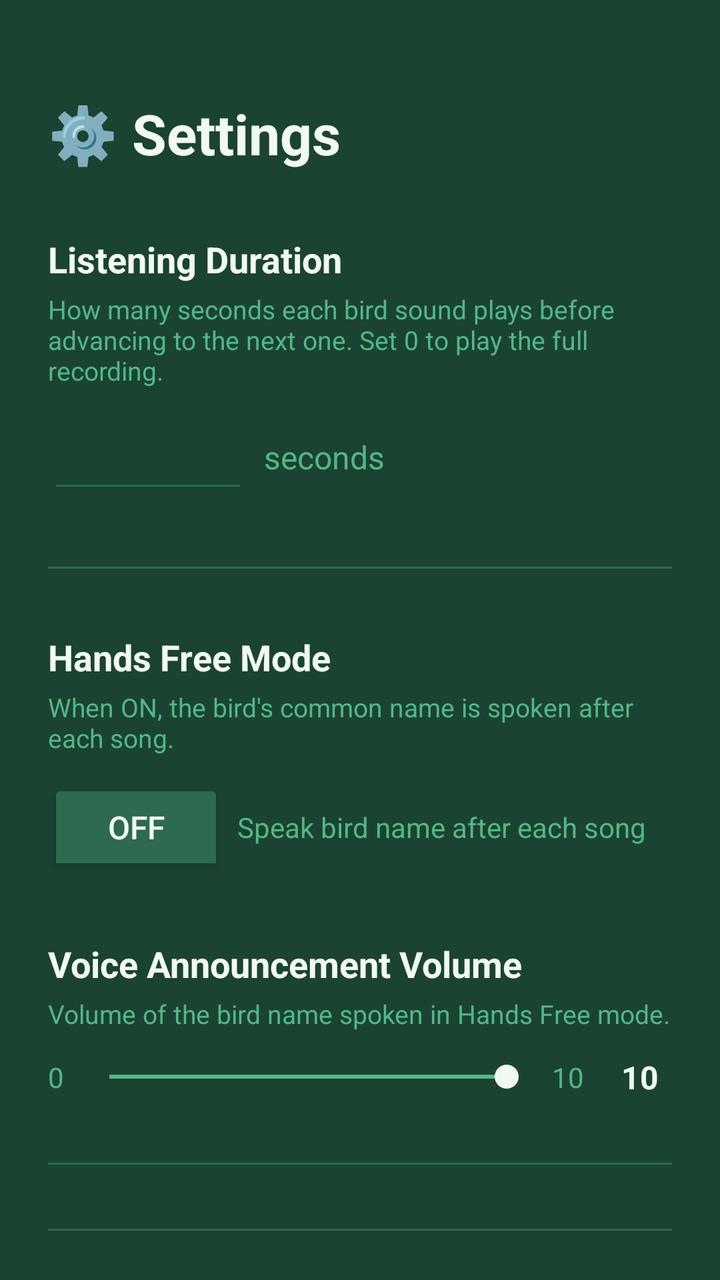
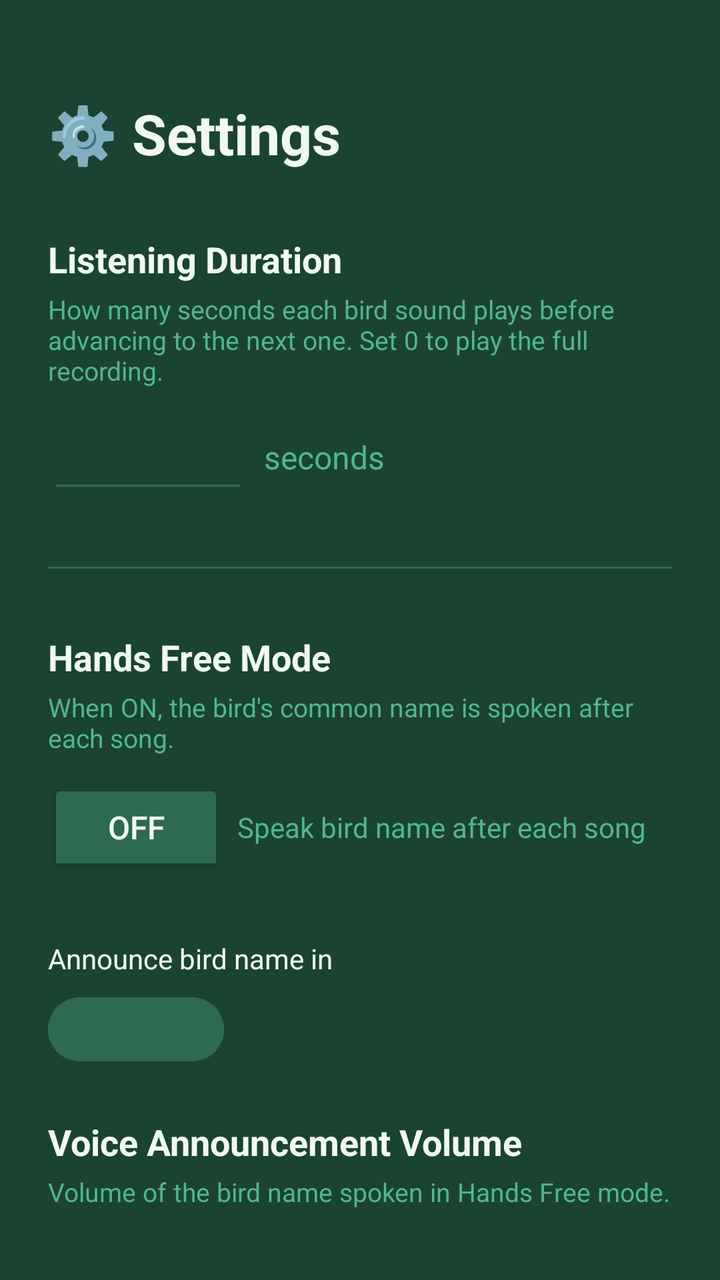

Compare the two renders of this Android layout. The source of the first and the diff that turns it into the second are given below.
<!-- AndroidManifest.xml: application theme Theme.Birder -->
<!-- res/layout/activity_settings.xml -->
<?xml version="1.0" encoding="utf-8"?>
<LinearLayout xmlns:android="http://schemas.android.com/apk/res/android"
    android:layout_width="match_parent"
    android:layout_height="match_parent"
    android:orientation="vertical"
    android:background="@color/green_dark"
    android:padding="24dp">

    
    <TextView
        android:layout_width="match_parent"
        android:layout_height="wrap_content"
        android:text="⚙️ Settings"
        android:textSize="28sp"
        android:textColor="@color/cream"
        android:textStyle="bold"
        android:paddingTop="24dp"
        android:paddingBottom="32dp" />

    
    <TextView
        android:layout_width="match_parent"
        android:layout_height="wrap_content"
        android:text="Listening Duration"
        android:textSize="18sp"
        android:textColor="@color/cream"
        android:textStyle="bold"
        android:paddingBottom="4dp" />

    <TextView
        android:layout_width="match_parent"
        android:layout_height="wrap_content"
        android:text="How many seconds each bird sound plays before advancing to the next one. Set 0 to play the full recording."
        android:textSize="13sp"
        android:textColor="@color/green_light"
        android:paddingBottom="12dp" />

    <LinearLayout
        android:layout_width="match_parent"
        android:layout_height="wrap_content"
        android:orientation="horizontal"
        android:gravity="center_vertical"
        android:paddingBottom="32dp">

        <EditText
            android:id="@+id/etListeningDuration"
            android:layout_width="100dp"
            android:layout_height="wrap_content"
            android:inputType="number"
            android:textColor="@color/cream"
            android:textSize="22sp"
            android:backgroundTint="@color/green_mid"
            android:gravity="center"
            android:paddingHorizontal="12dp"
            android:paddingVertical="8dp" />

        <TextView
            android:layout_width="wrap_content"
            android:layout_height="wrap_content"
            android:text="  seconds"
            android:textSize="16sp"
            android:textColor="@color/green_light" />

    </LinearLayout>

    
    <View
        android:layout_width="match_parent"
        android:layout_height="1dp"
        android:background="@color/green_mid"
        android:layout_marginBottom="32dp" />

    
    <TextView
        android:layout_width="match_parent"
        android:layout_height="wrap_content"
        android:text="Hands Free Mode"
        android:textSize="18sp"
        android:textColor="@color/cream"
        android:textStyle="bold"
        android:paddingBottom="4dp" />

    <TextView
        android:layout_width="match_parent"
        android:layout_height="wrap_content"
        android:text="When ON, the bird's common name is spoken after each song."
        android:textSize="13sp"
        android:textColor="@color/green_light"
        android:paddingBottom="12dp" />

    <LinearLayout
        android:layout_width="match_parent"
        android:layout_height="wrap_content"
        android:orientation="horizontal"
        android:gravity="center_vertical"
        android:paddingBottom="32dp">

        <ToggleButton
            android:id="@+id/toggleHandsFree"
            android:layout_width="wrap_content"
            android:layout_height="wrap_content"
            android:textOn="ON"
            android:textOff="OFF"
            android:checked="false"
            android:textSize="16sp"
            android:textColor="@color/cream"
            android:backgroundTint="@color/green_mid" />

        <TextView
            android:layout_width="wrap_content"
            android:layout_height="wrap_content"
            android:text="  Speak bird name after each song"
            android:textSize="14sp"
            android:textColor="@color/green_light" />

    </LinearLayout>

    
    <TextView
        android:layout_width="match_parent"
        android:layout_height="wrap_content"
        android:text="Voice Announcement Volume"
        android:textSize="18sp"
        android:textColor="@color/cream"
        android:textStyle="bold"
        android:paddingBottom="4dp" />

    <TextView
        android:layout_width="match_parent"
        android:layout_height="wrap_content"
        android:text="Volume of the bird name spoken in Hands Free mode."
        android:textSize="13sp"
        android:textColor="@color/green_light"
        android:paddingBottom="12dp" />

    <LinearLayout
        android:layout_width="match_parent"
        android:layout_height="wrap_content"
        android:orientation="horizontal"
        android:gravity="center_vertical"
        android:paddingBottom="32dp">

        <TextView
            android:layout_width="wrap_content"
            android:layout_height="wrap_content"
            android:text="0  "
            android:textColor="@color/green_light"
            android:textSize="14sp" />

        <SeekBar
            android:id="@+id/seekBarTtsVolume"
            android:layout_width="0dp"
            android:layout_height="wrap_content"
            android:layout_weight="1"
            android:max="10"
            android:progress="10"
            android:progressTint="@color/green_light"
            android:thumbTint="@color/cream" />

        <TextView
            android:layout_width="wrap_content"
            android:layout_height="wrap_content"
            android:text="  10"
            android:textColor="@color/green_light"
            android:textSize="14sp" />

        <TextView
            android:id="@+id/tvTtsVolumeValue"
            android:layout_width="32dp"
            android:layout_height="wrap_content"
            android:text="10"
            android:textColor="@color/cream"
            android:textSize="16sp"
            android:textStyle="bold"
            android:gravity="center"
            android:layout_marginStart="12dp" />

    </LinearLayout>

    
    <View
        android:layout_width="match_parent"
        android:layout_height="1dp"
        android:background="@color/green_mid"
        android:layout_marginBottom="32dp" />

    
    <View
        android:layout_width="match_parent"
        android:layout_height="1dp"
        android:background="@color/green_mid"
        android:layout_marginBottom="32dp" />

    
    <Button
        android:id="@+id/btnSave"
        android:layout_width="200dp"
        android:layout_height="56dp"
        android:text="💾  Save"
        android:textSize="18sp"
        android:textColor="@color/cream"
        android:backgroundTint="@color/green_mid"
        android:layout_gravity="center_horizontal" />

</LinearLayout>
<!-- resources referenced by this layout -->
<resources>
  <color name="cream">#F1FAEE</color>
  <color name="green_dark">#1B4332</color>
  <color name="green_light">#52B788</color>
  <color name="green_mid">#2D6A4F</color>
  <style name="Theme.Birder" parent="Base.Theme.Birder" />
  <style name="Base.Theme.Birder" parent="Theme.Material3.DayNight.NoActionBar">
          
          
      </style>
</resources>

<!-- the commit's change to res/layout/activity_settings.xml (unified diff, before → after) -->
@@ -106,6 +106,8 @@
             android:textColor="@color/cream"
             android:backgroundTint="@color/green_mid" />
 
+
+
         <TextView
             android:layout_width="wrap_content"
             android:layout_height="wrap_content"
@@ -113,7 +115,27 @@
             android:textSize="14sp"
             android:textColor="@color/green_light" />
 
+
+
     </LinearLayout>
+
+    
+    <TextView
+        android:layout_width="match_parent"
+        android:layout_height="wrap_content"
+        android:text="Announce bird name in"
+        android:textSize="14sp"
+        android:textColor="@color/cream"
+        android:paddingBottom="6dp" />
+
+    <Button
+        android:id="@+id/btnTtsLanguage"
+        android:layout_width="wrap_content"
+        android:layout_height="40dp"
+        android:textSize="13sp"
+        android:textColor="@color/cream"
+        android:backgroundTint="@color/green_mid"
+        android:layout_marginBottom="24dp" />
 
     
     <TextView
